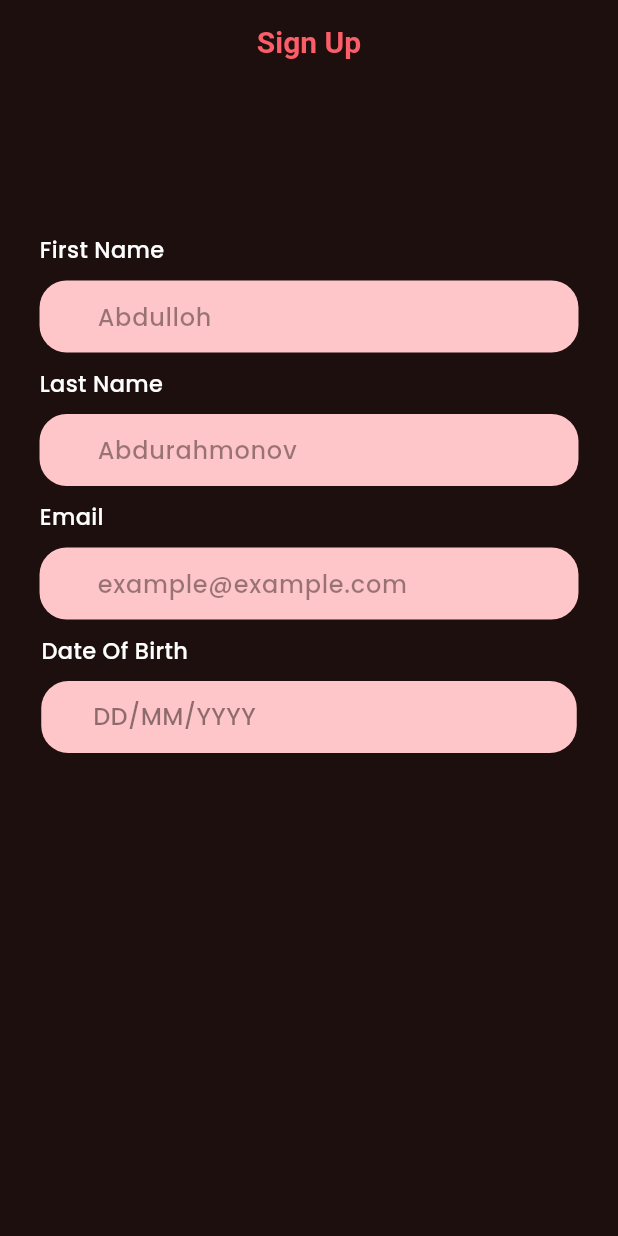
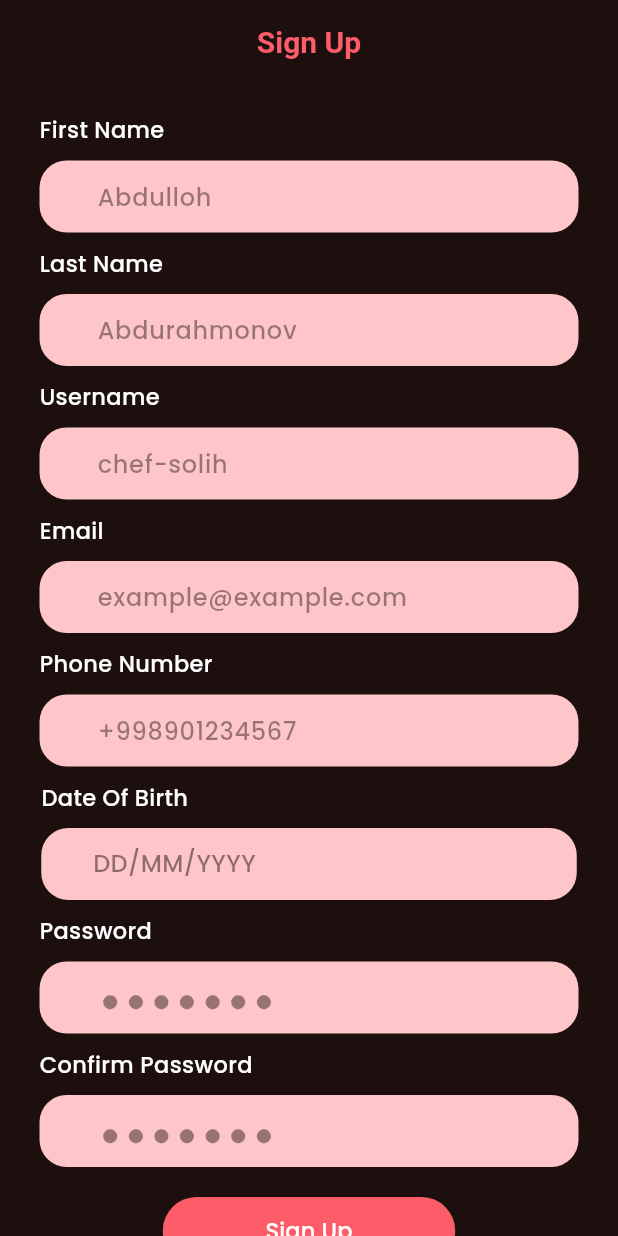
Before and after one commit to bilolsolih/profile-onboarding, a Flutter app: the screen it shows after launch, on a phone screen of 412 x 824 dp. Run offline on Flutter 3.47's test engine with Material 3 defaults, Android fonts, the phone set to English and light mode, and no system bars; our stand-ins replace dio, flutter_secure_storage, flutter_svg, go_router; accounts and stored records are empty.

Commit message:
SignUp Successful

```diff
--- a/lib/core/utils/themes.dart
+++ b/lib/core/utils/themes.dart
@@ -5,6 +5,7 @@ import 'colors.dart';
 class AppThemes {
   static final darkTheme = ThemeData(
     appBarTheme: AppBarTheme(
+      surfaceTintColor: Colors.transparent,
       titleTextStyle: TextStyle(
         color: AppColors.redPinkMain,
         fontSize: 20,
--- /dev/null
+++ b/lib/features/auth/data/models/user_model.dart
@@ -0,0 +1,25 @@
+class UserModel {
+  final String firstName, lastName, username, email, phoneNumber, password;
+  final DateTime dateOfBirth;
+
+  UserModel({
+    required this.firstName,
+    required this.lastName,
+    required this.username,
+    required this.email,
+    required this.phoneNumber,
+    required this.password,
+    required this.dateOfBirth,
+  });
+
+  Map<String, dynamic> toJson() {
+    return {
+      "username": username,
+      "fullName": "$firstName $lastName",
+      "email": email,
+      "phoneNumber": phoneNumber,
+      "birthDate": "${dateOfBirth.year}-${dateOfBirth.month}-${dateOfBirth.day}",
+      "password": password,
+    };
+  }
+}
--- a/lib/features/auth/presentation/manager/sign_up_view_model.dart
+++ b/lib/features/auth/presentation/manager/sign_up_view_model.dart
@@ -1,14 +1,37 @@
 import 'package:flutter/material.dart';
+import 'package:profile/features/auth/data/repositories/AuthRepository.dart';
 
-class SignUpViewModel extends ChangeNotifier{
+class SignUpViewModel extends ChangeNotifier {
+  SignUpViewModel({required AuthRepository authRepo}) : _authRepo = authRepo;
+
+  final AuthRepository _authRepo;
+  final formKey = GlobalKey<FormState>();
   final firstNameController = TextEditingController();
   final lastNameController = TextEditingController();
+  final usernameController = TextEditingController();
   final emailController = TextEditingController();
   final numberController = TextEditingController();
+  final passwordController = TextEditingController();
+  final confirmPasswordController = TextEditingController();
   DateTime? _selectedDate;
+
   DateTime? get selectedDate => _selectedDate;
-  set selectedDate(DateTime? value){
-    _selectedDate = value;
+
+  set selectedDate(DateTime? value) {
+    _selectedDate = value ?? _selectedDate;
     notifyListeners();
   }
+
+  Future<bool> signUp() async {
+    final result = await _authRepo.signUp(
+      firstName: firstNameController.text,
+      lastName: lastNameController.text,
+      username: usernameController.text,
+      email: emailController.text,
+      phoneNumber: numberController.text,
+      dateOfBirth: selectedDate!,
+      password: passwordController.text,
+    );
+    return result;
+  }
 }
--- a/lib/features/auth/presentation/pages/sign_up_view.dart
+++ b/lib/features/auth/presentation/pages/sign_up_view.dart
@@ -1,6 +1,9 @@
 import 'package:flutter/material.dart';
+import 'package:profile/core/core.dart';
+import 'package:profile/core/presentation/widgets/recipe_elevated_button.dart';
 import 'package:profile/features/auth/presentation/manager/sign_up_view_model.dart';
 import 'package:profile/features/auth/presentation/pages/recipe_date_of_birth_field.dart';
+import 'package:profile/features/auth/presentation/widgets/recipe_password_form_field.dart';
 import 'package:profile/features/auth/presentation/widgets/recipe_text_form_field.dart';
 import 'package:provider/provider.dart';
 
@@ -10,40 +13,108 @@ class SignUpView extends StatelessWidget {
   @override
   Widget build(BuildContext context) {
     return ChangeNotifierProvider<SignUpViewModel>(
-      create: (context) => SignUpViewModel(),
-      builder: (context, child) => Scaffold(
+      create: (context) => SignUpViewModel(
+        authRepo: context.read(),
+      ),
+      builder: (context, child) {
+        final vm = context.read<SignUpViewModel>();
+        return Scaffold(
         appBar: AppBar(
           centerTitle: true,
           title: Text("Sign Up"),
         ),
         body: ListView(
           children: [
-            SizedBox(height: 100),
+            SizedBox(height: 20),
+            Form(
+              key: vm.formKey,
+              child: Column(
+                spacing: 10,
+                children: [
                   RecipeTextFormField(
                     title: "First Name",
                     hintText: "Abdulloh",
                     validator: (value) => null,
-              controller: context.read<SignUpViewModel>().firstNameController,
+                    controller: vm.firstNameController,
                   ),
-            SizedBox(height: 10),
                   RecipeTextFormField(
                     title: "Last Name",
                     hintText: "Abdurahmonov",
                     validator: (value) => null,
-              controller: context.read<SignUpViewModel>().lastNameController,
+                    controller: vm.lastNameController,
                   ),
-            SizedBox(height: 10),
+                  RecipeTextFormField(
+                    title: "Username",
+                    hintText: "chef-solih",
+                    validator: (value) => null,
+                    controller: vm.usernameController,
+                  ),
                   RecipeTextFormField(
                     title: "Email",
                     hintText: "example@example.com",
                     validator: (value) => null,
-              controller: context.read<SignUpViewModel>().emailController,
+                    controller: vm.emailController,
                   ),
-            SizedBox(height: 10),
+                  RecipeTextFormField(
+                    title: "Phone Number",
+                    hintText: "+998901234567",
+                    validator: (value) => null,
+                    controller: vm.numberController,
+                  ),
                   RecipeDateOfBirthField(),
+                  RecipePasswordFormField(
+                    controller: vm.passwordController,
+                    title: "Password",
+                    validator: (value) => null,
+                  ),
+                  RecipePasswordFormField(
+                    controller: vm.confirmPasswordController,
+                    title: "Confirm Password",
+                    validator: (value) {
+                      if (vm.passwordController.text != vm.confirmPasswordController.text) {
+                        return "Passwords do not match!";
+                      }
+                      return null;
+                    },
+                  ),
                 ],
+              ),
+            ),
+            SizedBox(height: 20),
+            RecipeElevatedButton(
+              text: "Sign Up",
+              size: Size(195, 45),
+              foregroundColor: Colors.white,
+              backgroundColor: AppColors.redPinkMain,
+              callback: () async {
+                if (vm.formKey.currentState!.validate()) {
+                  if (await vm.signUp() && context.mounted) {
+                    await showDialog(
+                      context: context,
+                      builder: (context) => Center(
+                        child: Container(
+                          width: 250,
+                          height: 286,
+                          decoration: BoxDecoration(
+                            color: Colors.white,
+                            borderRadius: BorderRadius.circular(40),
+                          ),
+                          child: Column(
+                            children: [
+                              Text("Sign Up Successful!"),
+                            ],
+                          ),
                         ),
                       ),
                     );
                   }
                 }
+              },
+            ),
+          ],
+        ),
+      );
+      },
+    );
+  }
+}
--- a/lib/features/auth/presentation/widgets/login_view_form.dart
+++ b/lib/features/auth/presentation/widgets/login_view_form.dart
@@ -25,6 +25,7 @@ class LoginViewForm extends StatelessWidget {
           RecipePasswordFormField(
             title: "Password",
             controller: vm.passwordController,
+            validator: (value) => null,
           ),
         ],
       ),
--- a/lib/features/auth/presentation/widgets/recipe_password_form_field.dart
+++ b/lib/features/auth/presentation/widgets/recipe_password_form_field.dart
@@ -8,14 +8,17 @@ class RecipePasswordFormField extends StatelessWidget {
     super.key,
     required this.controller,
     required this.title,
+    required this.validator
   });
 
   final TextEditingController controller;
   final String title;
+  final String? Function(String? value) validator;
 
   @override
   Widget build(BuildContext context) {
-    return Column(
+    return Center(
+      child: Column(
         spacing: 10,
         crossAxisAlignment: CrossAxisAlignment.start,
         children: [
@@ -31,6 +34,7 @@ class RecipePasswordFormField extends StatelessWidget {
             child: TextFormField(
               controller: controller,
               maxLines: 1,
+              validator: validator,
               style: TextStyle(
                 color: AppColors.beigeColor,
                 fontSize: 16,
@@ -62,6 +66,7 @@ class RecipePasswordFormField extends StatelessWidget {
             ),
           ),
         ],
+      ),
     );
   }
 }
--- a/pubspec.yaml
+++ b/pubspec.yaml
@@ -39,6 +39,7 @@ dependencies:
   provider: ^6.1.2
   flutter_secure_storage: ^9.2.4
   go_router: ^14.8.0
+  http: ^1.3.0
 
 dev_dependencies:
   flutter_test:
```
Also changed, not shown: lib/core/client.dart (+16 -1 lines), lib/features/auth/data/repositories/AuthRepository.dart (+25 -0 lines), pubspec.lock, 4 other files. Lines whose indentation alone changed are shown as unchanged.
